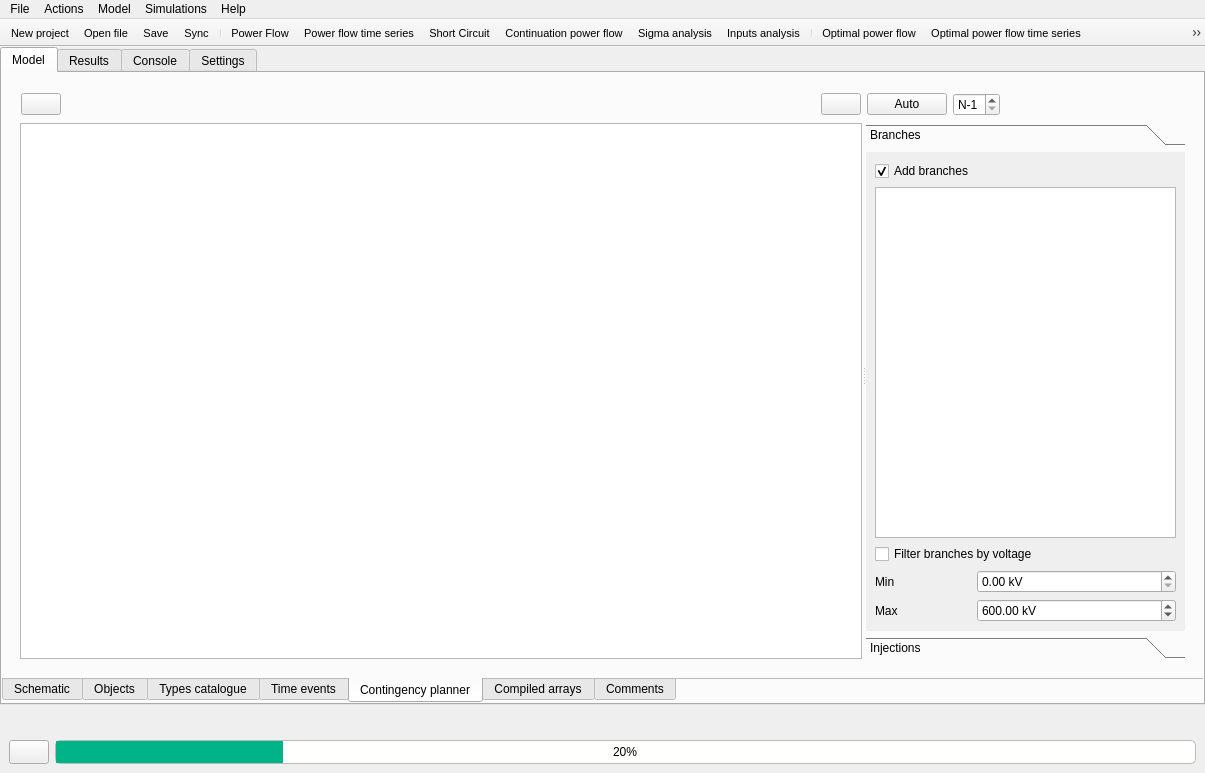
SanPen/GridCal, file src/GridCal/Gui/Main/MainWindow.ui: the form before one commit.
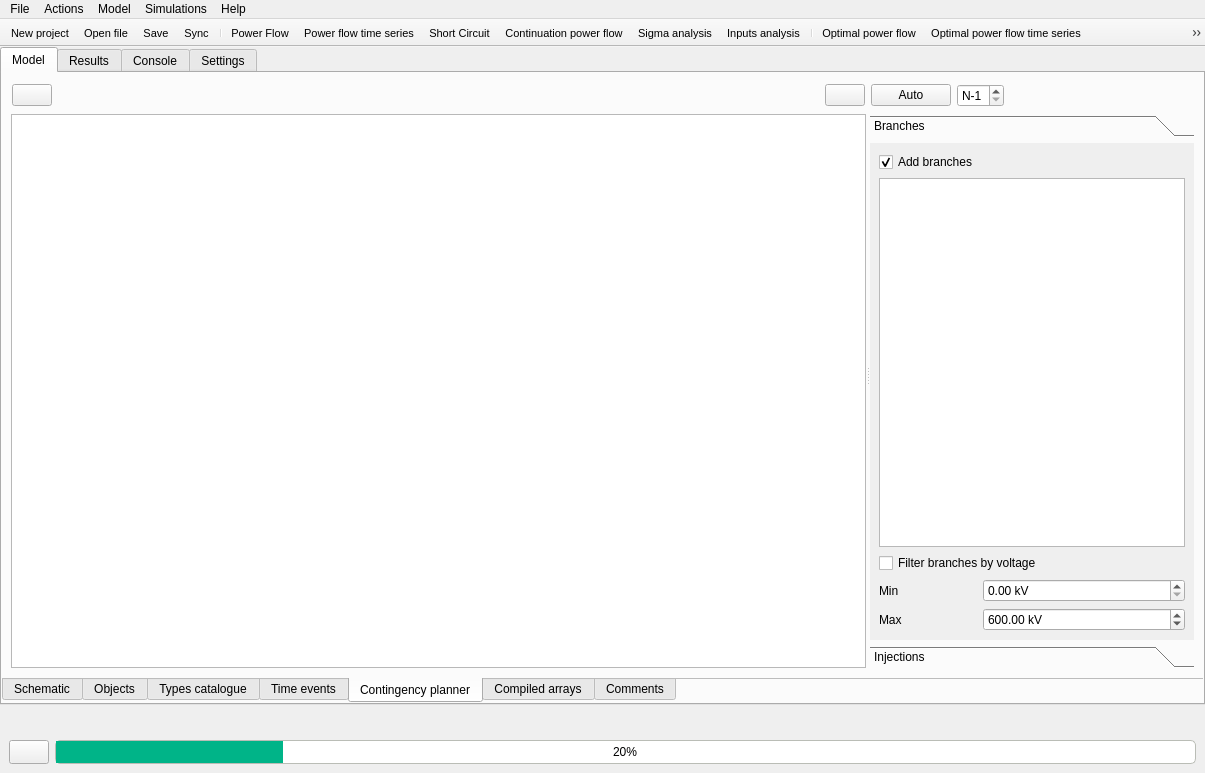
The form after the commit. The open tabs and pages were chosen to show the change. Icons and pictures are not drawn.

Commit message: Early contingency planner GUI

The edit to the form file:
```diff
--- a/src/GridCal/Gui/Main/MainWindow.ui
+++ b/src/GridCal/Gui/Main/MainWindow.ui
@@ -1552,6 +1552,18 @@
             <string>Contingency planner</string>
            </attribute>
            <layout class="QVBoxLayout" name="verticalLayout_37">
+            <property name="leftMargin">
+             <number>0</number>
+            </property>
+            <property name="topMargin">
+             <number>0</number>
+            </property>
+            <property name="rightMargin">
+             <number>0</number>
+            </property>
+            <property name="bottomMargin">
+             <number>0</number>
+            </property>
             <item>
              <widget class="QFrame" name="frame_70">
               <property name="frameShape">
@@ -1740,8 +1752,8 @@
                        <rect>
                         <x>0</x>
                         <y>0</y>
-                        <width>258</width>
-                        <height>210</height>
+                        <width>327</width>
+                        <height>491</height>
                        </rect>
                       </property>
                       <attribute name="label">
```
Left out of the diff: 10 changed lines with no effect on the pictures. The commit also changes 6 other files.
